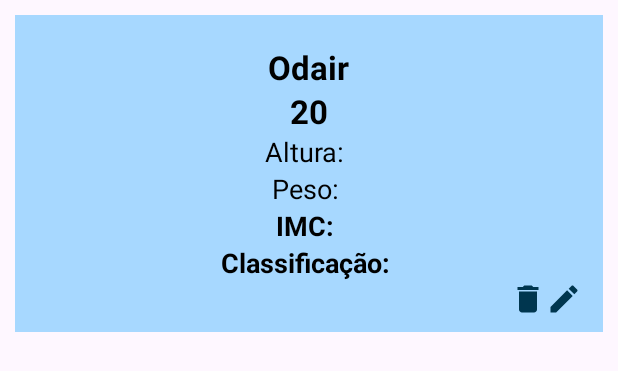
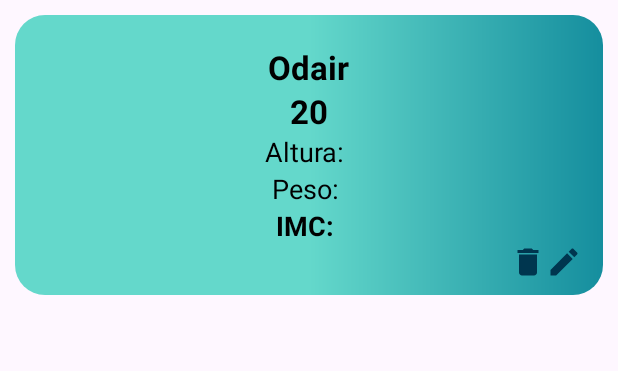
Before and after one commit to sdineijr/IMC-BD, an Android app: the layout contato_item.xml on its own in the app's theme, with its tools: preview values and no code run, on a phone screen of 412 x 824 dp. Shown: the top 371 px of the screen. Run offline under Robolectric (Android 15) with nearby library versions, the phone set to English and light mode, and no system bars.

```diff
--- a/app/src/main/java/com/example/bancodedados/AtualizarUsuario.kt
+++ b/app/src/main/java/com/example/bancodedados/AtualizarUsuario.kt
@@ -46,9 +46,9 @@ class AtualizarUsuario : AppCompatActivity() {
                     mensagem = false
                 } else {
                     // Calcula o IMC
-                    val alturaFloat = altura.toFloatOrNull() ?: 0f
-                    val pesoFloat = peso.toFloatOrNull() ?: 0f
-                    val imc = if (alturaFloat > 0) pesoFloat / (alturaFloat * alturaFloat) else 0f
+                    val alturaDouble = altura.toDoubleOrNull()?.div(100)
+                    val pesoDouble = peso.toDoubleOrNull()
+                    val imc = if (alturaDouble!! > 0) (pesoDouble?.div((alturaDouble * alturaDouble)))?.toFloat() else 0f
 
                     val df = DecimalFormat("#.##")
                     val imcFormatado = df.format(imc).replace(",", ".").toFloat()
--- /dev/null
+++ b/app/src/main/res/drawable/background_bordas.xml
@@ -0,0 +1,10 @@
+<shape xmlns:android="http://schemas.android.com/apk/res/android"
+    android:shape="rectangle">
+
+    <gradient
+        android:startColor="#64D8CB"
+        android:centerColor="#64D8CB"
+        android:endColor="#158E9E"
+        android:type="linear" />
+    <corners android:radius="20dp" />
+</shape>
--- /dev/null
+++ b/app/src/main/res/drawable/edittext_border.xml
@@ -0,0 +1,6 @@
+<?xml version="1.0" encoding="utf-8"?>
+<shape xmlns:android="http://schemas.android.com/apk/res/android">
+    <solid android:color="@android:color/transparent"/> <!-- Fundo transparente -->
+    <size android:height="2dp"/> <!-- Altura da linha (espessura da linha inferior) -->
+    <stroke android:color="#64D8CB" android:width="2dp"/> <!-- Cor e espessura da linha inferior -->
+</shape>
--- a/app/src/main/res/layout/contato_item.xml
+++ b/app/src/main/res/layout/contato_item.xml
@@ -4,7 +4,7 @@
     android:orientation="vertical"
     android:layout_width="match_parent"
     android:layout_margin="10dp"
-    android:background="@color/fundoV"
+    android:background="@drawable/background_bordas"
     android:layout_height="wrap_content">
 
     <TextView
@@ -59,16 +59,6 @@
         android:textStyle="bold"
         android:layout_gravity="center" />
 
-    <TextView
-        android:id="@+id/txtClass"
-        android:layout_width="wrap_content"
-        android:layout_height="wrap_content"
-        android:text="Classificação: "
-        android:textSize="18sp"
-        android:textColor="@color/black"
-        android:textStyle="bold"
-        android:layout_gravity="center" />
-
     <LinearLayout
         android:layout_width="match_parent"
         android:layout_height="wrap_content"
```
Also changed, not shown: app/src/main/res/layout/activity_cadastro_usuarios.xml (+5 -2 lines).
